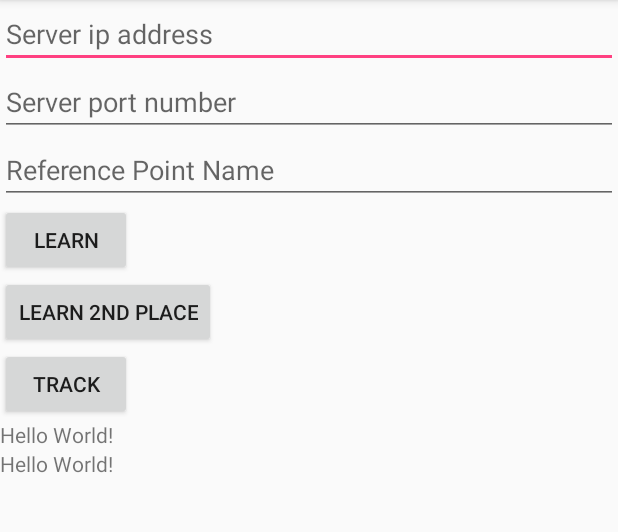
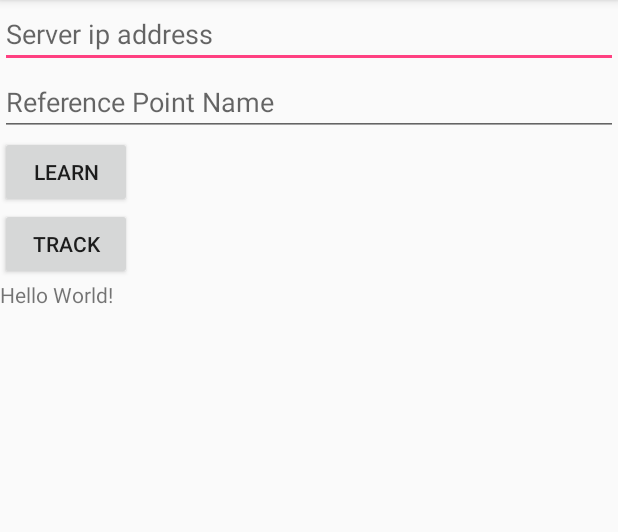
Before and after one commit to hangdu/WifiPosition, an Android app: the screen it shows after launch (MainActivity), on a phone screen of 412 x 824 dp, the part 84-616 px from its top. Run offline under Robolectric (Android 15) with nearby library versions, the phone set to English and light mode, and no system bars.

```diff
--- a/app/src/main/java/com/example/hang/myapplication/MainActivity.java
+++ b/app/src/main/java/com/example/hang/myapplication/MainActivity.java
@@ -18,16 +18,16 @@ import android.widget.EditText;
 import android.widget.TextView;
 
 import java.util.ArrayList;
+import java.util.Collections;
+import java.util.Comparator;
 import java.util.HashMap;
-import java.util.HashSet;
 import java.util.List;
 import java.util.Map;
-import java.util.Set;
 
 public class MainActivity extends AppCompatActivity {
     final private int REQUEST_CODE_ASK_PERMISSIONS = 1234;
     TextView textView;
-    EditText referencePosition, editTextAddress, editTextPort;
+    EditText referencePosition, editTextAddress;
     WifiManager wifiManager;
     String sampleValue;
     Handler handler = new Handler();
@@ -56,20 +56,17 @@ public class MainActivity extends AppCompatActivity {
 
         referencePosition = (EditText) findViewById(R.id.referencePointName);
         editTextAddress = (EditText) findViewById(R.id.addressEditText);
-        editTextPort = (EditText) findViewById(R.id.portEditText);
         textView = (TextView) findViewById(R.id.textview_status);
         Button button1 = (Button) findViewById(R.id.button_learn1);
         button1.setOnClickListener(new View.OnClickListener() {
             public void onClick(View v) {
                 // Do something in response to button click
-
                 Runnable runnable = new Runnable() {
                     @Override
                     public void run() {
                         FingerPrint fingerPrint = scanAP();
                         //send this fingerPrint to server
-                        Client myClient = new Client(fingerPrint, editTextAddress.getText().toString(),
-                                Integer.parseInt(editTextPort.getText().toString()), textView);
+                        Client myClient = new Client(fingerPrint, editTextAddress.getText().toString(), 12345, textView);
                         myClient.execute();
                     }
                 };
@@ -81,9 +78,18 @@ public class MainActivity extends AppCompatActivity {
     private FingerPrint scanAP() {
         //3 AP
         Map<String, List<Integer>> map = new HashMap<>();
+
+        //desending sort
+        Comparator<ScanResult> comp = new Comparator<ScanResult>() {
+            @Override
+            public int compare(ScanResult scanResult, ScanResult t1) {
+                return t1.level - scanResult.level;
+            }
+        };
 //        for (int i = 0; i < 60; i++) {
         for (int i = 0; i < 5; i++) {
             List<ScanResult> wifiList = wifiManager.getScanResults();
+            Collections.sort(wifiList, comp);
             StringBuilder builder = new StringBuilder();
             builder.append("Index = " + i + "\n");
             for (int k = 0; k < 3; k++) {
@@ -121,17 +127,4 @@ public class MainActivity extends AppCompatActivity {
         String referceName = referencePosition.getText().toString();
         return new FingerPrint(referceName, map);
     }
-
-    //After scanning APs, send to server
-
-//    double getDistance(Map<String, Integer> map1, Map<String, Integer> map2) {
-//        int sum = 0;
-//        for (String key : map1.keySet()) {
-//            int strength1 = map1.get(key);
-//            int strength2 = map2.get(key);
-//            int diff = strength1-strength2;
-//            sum += diff * diff;
-//        }
-//        return Math.sqrt(sum);
-//    }
 }
--- a/app/src/main/res/layout/activity_main.xml
+++ b/app/src/main/res/layout/activity_main.xml
@@ -18,13 +18,6 @@
             android:layout_width="match_parent"
             android:layout_height="wrap_content"
             android:hint="Server ip address" />
-
-        <EditText
-            android:id="@+id/portEditText"
-            android:layout_width="match_parent"
-            android:layout_height="wrap_content"
-            android:hint="Server port number" />
-
         <EditText
             android:id="@+id/referencePointName"
             android:layout_width="match_parent"
@@ -40,12 +33,6 @@
         <Button
             android:layout_width="wrap_content"
             android:layout_height="wrap_content"
-            android:text="learn 2nd place"
-            android:id="@+id/button_learn2"/>
-
-        <Button
-            android:layout_width="wrap_content"
-            android:layout_height="wrap_content"
             android:text="Track"
             android:id="@+id/track"/>
 
@@ -54,14 +41,5 @@
             android:layout_width="wrap_content"
             android:layout_height="wrap_content"
             android:text="Hello World!" />
-
-
-        <TextView
-            android:id="@+id/textview_result"
-            android:layout_width="wrap_content"
-            android:layout_height="wrap_content"
-            android:text="Hello World!" />
-
     </LinearLayout>
-
 </ScrollView>
```
Also changed, not shown: app/src/main/java/com/example/hang/myapplication/Client.java (+26 -2 lines), 2 other files.
